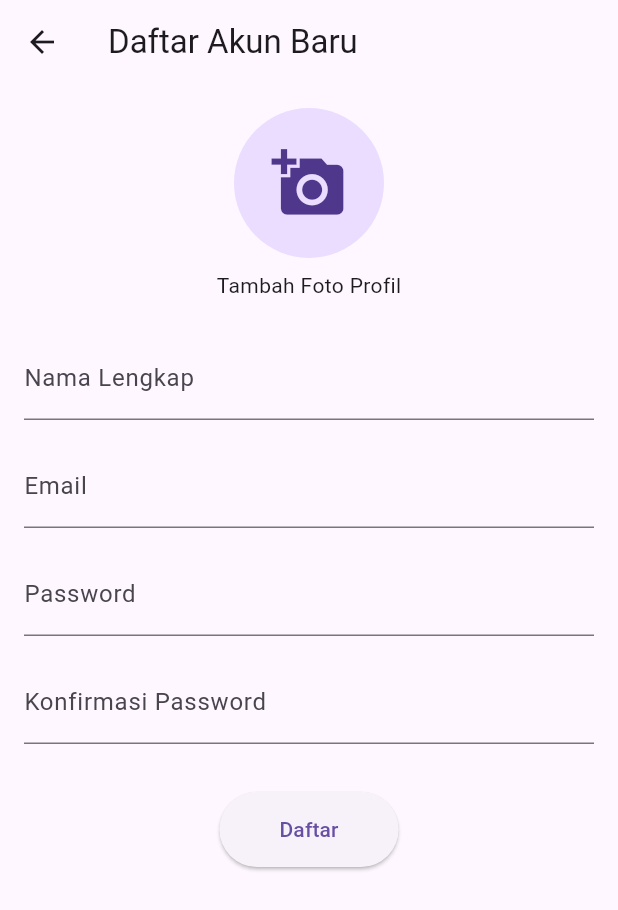
After one commit to giant-paw/Gesturku_flutter, a Flutter app: the RegisterPage screen opened directly, after a tap on the "add a photo" icon, on a phone screen of 412 x 824 dp. The commit adds this screen. Shown: the top 910 px of the screen. Run offline on Flutter 3.47's test engine with Material 3 defaults, Android fonts, the phone set to English and light mode, and no system bars; our stand-ins replace bloc, equatable, flutter_bloc, flutter_secure_storage, image_picker, video_player; accounts and stored records are empty.

Commit message:
buat ui halaman register dan navigasikan dari login

```diff
--- a/lib/ui/login/login_page.dart
+++ b/lib/ui/login/login_page.dart
@@ -1,5 +1,6 @@
 import 'package:flutter/material.dart';
 import 'package:flutter_bloc/flutter_bloc.dart';
+import 'package:gesturku_app/ui/register/register_page.dart';
 import '../../bloc/auth/auth_bloc.dart';
 
 class LoginPage extends StatelessWidget {
@@ -19,7 +20,9 @@ class LoginPage extends StatelessWidget {
               ..hideCurrentSnackBar() // Sembunyikan notifikasi lama jika ada
               ..showSnackBar(
                 const SnackBar(
-                  content: Text('Login Gagal! Periksa email, password, atau koneksi internet Anda.'),
+                  content: Text(
+                    'Login Gagal! Periksa email, password, atau koneksi internet Anda.',
+                  ),
                   backgroundColor: Colors.red,
                 ),
               );
@@ -51,19 +54,36 @@ class LoginPage extends StatelessWidget {
                 else
                   ElevatedButton(
                     style: ElevatedButton.styleFrom(
-                      padding: const EdgeInsets.symmetric(horizontal: 40, vertical: 15),
+                      padding: const EdgeInsets.symmetric(
+                        horizontal: 40,
+                        vertical: 15,
+                      ),
                     ),
                     onPressed: () {
                       // Ambil BLoC dari context
                       final authBloc = BlocProvider.of<AuthBloc>(context);
                       // Kirim event LoggedIn dengan data dari text field
-                      authBloc.add(LoggedIn(
-                        email: emailController.text.trim(),
-                        password: passwordController.text,
-                      ));
+                      authBloc.add(
+                        LoggedIn(
+                          email: emailController.text.trim(),
+                          password: passwordController.text,
+                        ),
+                      );
                     },
                     child: const Text('Login'),
                   ),
+
+                TextButton(
+                  onPressed: () {
+                    Navigator.push(
+                      context,
+                      MaterialPageRoute(
+                        builder: (context) => const RegisterPage(),
+                      ),
+                    );
+                  },
+                  child: const Text('Belum punya akun? Daftar di sini'),
+                ),
               ],
             ),
           );
--- /dev/null
+++ b/lib/ui/register/register_page.dart
@@ -0,0 +1,99 @@
+import 'dart:io';
+import 'package:flutter/material.dart';
+import 'package:flutter_bloc/flutter_bloc.dart';
+import 'package:image_picker/image_picker.dart';
+import '../../bloc/auth/auth_bloc.dart';
+
+class RegisterPage extends StatefulWidget {
+  const RegisterPage({super.key});
+
+  @override
+  State<RegisterPage> createState() => _RegisterPageState();
+}
+
+class _RegisterPageState extends State<RegisterPage> {
+  final _namaController = TextEditingController();
+  final _emailController = TextEditingController();
+  final _passwordController = TextEditingController();
+  final _passwordConfirmationController = TextEditingController();
+  final ImagePicker _picker = ImagePicker();
+  XFile? _imageFile;
+
+  Future<void> _pickImage() async {
+    final XFile? selectedImage = await _picker.pickImage(source: ImageSource.gallery);
+    setState(() {
+      _imageFile = selectedImage;
+    });
+  }
+
+  @override
+  Widget build(BuildContext context) {
+    return Scaffold(
+      appBar: AppBar(title: const Text('Daftar Akun Baru')),
+      body: BlocListener<AuthBloc, AuthState>(
+        listener: (context, state) {
+          if (state is AuthAuthenticated) {
+            Navigator.of(context).popUntil((route) => route.isFirst);
+          }
+          else if (state is AuthUnauthenticated) {
+            ScaffoldMessenger.of(context).showSnackBar(
+              const SnackBar(
+                content: Text('Registrasi Gagal. Periksa kembali data Anda atau email mungkin sudah terdaftar.'),
+                backgroundColor: Colors.red,
+              ),
+            );
+          }
+        },
+        child: SingleChildScrollView(
+          padding: const EdgeInsets.all(16.0),
+          child: Column(
+            children: [
+              InkWell(
+                onTap: _pickImage,
+                child: CircleAvatar(
+                  radius: 50,
+                  backgroundImage: _imageFile != null ? FileImage(File(_imageFile!.path)) : null,
+                  child: _imageFile == null ? const Icon(Icons.add_a_photo, size: 50) : null,
+                ),
+              ),
+              const SizedBox(height: 8),
+              const Text('Tambah Foto Profil'),
+              const SizedBox(height: 24),
+              TextField(controller: _namaController, decoration: const InputDecoration(labelText: 'Nama Lengkap')),
+              const SizedBox(height: 16),
+              TextField(controller: _emailController, decoration: const InputDecoration(labelText: 'Email'), keyboardType: TextInputType.emailAddress),
+              const SizedBox(height: 16),
+              TextField(controller: _passwordController, decoration: const InputDecoration(labelText: 'Password'), obscureText: true),
+              const SizedBox(height: 16),
+              TextField(controller: _passwordConfirmationController, decoration: const InputDecoration(labelText: 'Konfirmasi Password'), obscureText: true),
+              const SizedBox(height: 32),
+
+              BlocBuilder<AuthBloc, AuthState>(
+                builder: (context, state) {
+                  if (state is AuthLoading) {
+                    return const CircularProgressIndicator();
+                  }
+                  return ElevatedButton(
+                    onPressed: () {
+                      context.read<AuthBloc>().add(RegisterButtonPressed(
+                        nama: _namaController.text,
+                        email: _emailController.text,
+                        password: _passwordController.text,
+                        passwordConfirmation: _passwordConfirmationController.text,
+                        fotoProfil: _imageFile,
+                      ));
+                    },
+                    style: ElevatedButton.styleFrom(
+                      padding: const EdgeInsets.symmetric(horizontal: 40, vertical: 15),
+                    ),
+                    child: const Text('Daftar'),
+                  );
+                },
+              )
+            ],
+          ),
+        ),
+      ),
+    );
+  }
+}
```
